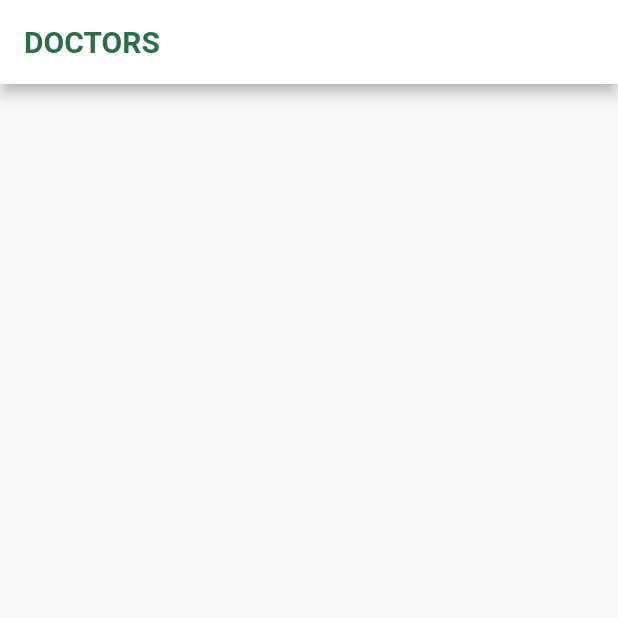
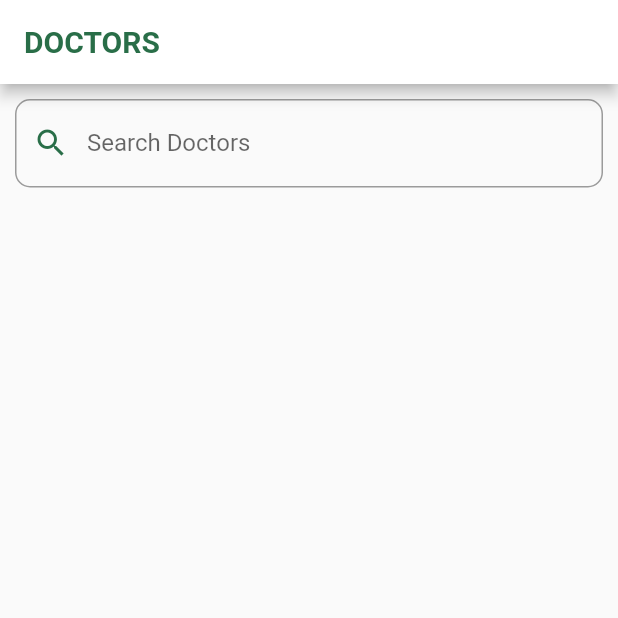
Before and after one commit to Aswin-S25/plants, a Flutter app: the screen it shows after launch, on a phone screen of 412 x 824 dp, the top half of it. Run offline on Flutter 3.47's test engine with Material 2 defaults, Android fonts, the phone set to English and light mode, and no system bars; our stand-ins replace animated_bottom_navigation_bar, cloud_firestore, firebase_auth, firebase_core, firebase_storage, flutter_chat_bubble and 2 more; accounts and stored records are empty.

Commit message:
Search function for doctor list implemented

```diff
--- a/lib/ui/screens/doctor_list.dart
+++ b/lib/ui/screens/doctor_list.dart
@@ -1,5 +1,3 @@
-// screens/doctor_list_screen.dart
-
 import 'dart:developer';
 
 import 'package:cloud_firestore/cloud_firestore.dart';
@@ -17,7 +15,9 @@ class DoctorListScreen extends StatefulWidget {
 
 class _DoctorListScreenState extends State<DoctorListScreen> {
   List<Doctor> doctors = [];
+  List<Doctor> filteredDoctors = [];
   Map<String, dynamic>? doctorMap;
+  TextEditingController searchController = TextEditingController();
 
   @override
   void initState() {
@@ -38,20 +38,53 @@ class _DoctorListScreenState extends State<DoctorListScreen> {
           ),
         ),
       ),
-      body: ListView.builder(
-        itemCount: doctors.length,
+      body: Column(
+        children: [
+          Padding(
+            padding: const EdgeInsets.all(10),
+            child: TextField(
+              controller: searchController,
+              decoration: InputDecoration(
+                labelText: 'Search Doctors',
+                prefixIcon: Icon(Icons.search, color: Constants.primaryColor),
+                border: OutlineInputBorder(
+                  borderSide: BorderSide(
+                    color: Constants.primaryColor,
+                  ),
+                  borderRadius: BorderRadius.circular(
+                      10.0), // Set the border radius when not focused
+                ),
+                focusedBorder: OutlineInputBorder(
+                  borderSide: const BorderSide(
+                    color: Color.fromARGB(255, 18, 19, 18),
+                  ),
+                  borderRadius: BorderRadius.circular(
+                      10.0), // Set the border radius when focused
+                ),
+                floatingLabelBehavior: FloatingLabelBehavior.never,
+              ),
+              onChanged: (value) {
+                filterDoctors(value);
+              },
+            ),
+          ),
+          Expanded(
+            child: ListView.builder(
+              itemCount: filteredDoctors.length,
               itemBuilder: (context, index) {
                 return DoctorCard(
-            doctor: doctors[index],
+                  doctor: filteredDoctors[index],
                   onTap: () {
-              String roomID =
-                  chatRoomId(doctors[index].name, doctors[index].name);
+                    String roomID = chatRoomId(
+                      filteredDoctors[index].name,
+                      filteredDoctors[index].name,
+                    );
 
                     Navigator.push(
                       context,
                       MaterialPageRoute(
                         builder: (context) => ChatScreen(
-                    doctor: doctors[index],
+                          doctor: filteredDoctors[index],
                           chatRoomId: roomID,
                           userMap: doctorMap,
                         ),
@@ -61,10 +94,13 @@ class _DoctorListScreenState extends State<DoctorListScreen> {
                 );
               },
             ),
+          ),
+        ],
+      ),
     );
   }
 
-  //LIST ALL DOCTORS
+  // LIST ALL DOCTORS
   void listDoctors() async {
     await Firebase.initializeApp();
     log('listDoctors');
@@ -73,21 +109,32 @@ void listDoctors() async {
 
     setState(() {
       doctors = querySnapshot.docs.map((doc) {
-      doctorMap = doc.data() as Map<String, dynamic>; // Assign the value to the global doctorMap variable
-      log(doc.id); // Log the document ID
+        doctorMap = doc.data() as Map<String, dynamic>;
+        log(doc.id);
         return Doctor(
-        id: doc.id, // Store the document ID in the id field of Doctor class
+          id: doc.id,
           name: doctorMap!['name'],
           specialization: doctorMap!['specialisation'],
         );
       }).toList();
+      filteredDoctors = doctors;
     });
 
     log('doctors: $doctors');
   }
 
+  void filterDoctors(String query) {
+    setState(() {
+      filteredDoctors = doctors.where((doctor) {
+        final doctorName = doctor.name.toLowerCase();
+        final doctorSpecialization = doctor.specialization.toLowerCase();
+        final searchQuery = query.toLowerCase();
 
-//
+        return doctorName.contains(searchQuery) ||
+            doctorSpecialization.contains(searchQuery);
+      }).toList();
+    });
+  }
 
   String chatRoomId(String user1, String user2) {
     if (user1[0].toLowerCase().codeUnits[0] >
```
Lines whose indentation alone changed are shown as unchanged.
